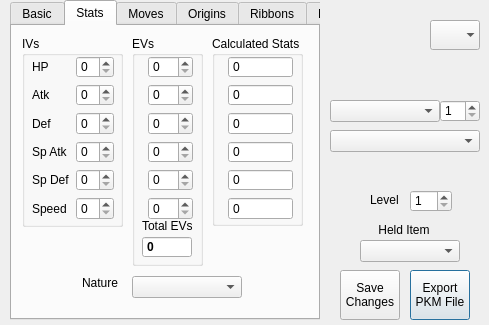
Qt form QT Projects/pkmviewer.ui (Annovae/PKMDS-G5) before a commit.
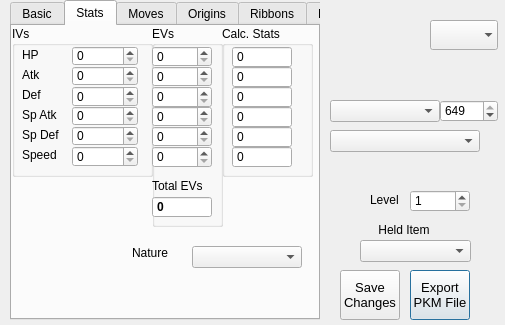
The same form after that commit. The open tabs and pages were chosen to show the change.

Diff of the .ui file:
```diff
--- a/QT Projects/pkmviewer.ui
+++ b/QT Projects/pkmviewer.ui
@@ -9,7 +9,7 @@
    <rect>
     <x>0</x>
     <y>0</y>
-    <width>489</width>
+    <width>505</width>
     <height>325</height>
    </rect>
   </property>
@@ -30,7 +30,7 @@
     <rect>
      <x>330</x>
      <y>0</y>
-     <width>150</width>
+     <width>171</width>
      <height>321</height>
     </rect>
    </property>
@@ -59,6 +59,11 @@
       <height>50</height>
      </rect>
     </property>
+    <property name="font">
+     <font>
+      <pointsize>10</pointsize>
+     </font>
+    </property>
     <property name="text">
      <string>Export
 PKM File</string>
@@ -69,7 +74,7 @@
      <rect>
       <x>30</x>
       <y>240</y>
-      <width>100</width>
+      <width>111</width>
       <height>22</height>
      </rect>
     </property>
@@ -104,7 +109,7 @@
      <rect>
       <x>80</x>
       <y>190</y>
-      <width>42</width>
+      <width>60</width>
       <height>22</height>
      </rect>
     </property>
@@ -124,6 +129,11 @@
       <height>50</height>
      </rect>
     </property>
+    <property name="font">
+     <font>
+      <pointsize>10</pointsize>
+     </font>
+    </property>
     <property name="text">
      <string>Save
 Changes</string>
@@ -163,7 +173,7 @@
      <rect>
       <x>110</x>
       <y>100</y>
-      <width>40</width>
+      <width>58</width>
       <height>22</height>
      </rect>
     </property>
@@ -173,6 +183,9 @@
     <property name="maximum">
      <number>649</number>
     </property>
+    <property name="value">
+     <number>649</number>
+    </property>
    </widget>
    <widget class="QGraphicsView" name="pbShiny">
     <property name="geometry">
@@ -429,7 +442,7 @@
      <rect>
       <x>100</x>
       <y>20</y>
-      <width>50</width>
+      <width>68</width>
       <height>30</height>
      </rect>
     </property>
@@ -463,6 +476,11 @@
      <height>320</height>
     </rect>
    </property>
+   <property name="font">
+    <font>
+     <pointsize>9</pointsize>
+    </font>
+   </property>
    <property name="tabPosition">
     <enum>QTabWidget::North</enum>
    </property>
@@ -877,190 +895,190 @@
     <widget class="QGroupBox" name="gbIVs">
      <property name="geometry">
       <rect>
-       <x>10</x>
-       <y>10</y>
-       <width>101</width>
-       <height>191</height>
+       <x>0</x>
+       <y>0</y>
+       <width>141</width>
+       <height>151</height>
       </rect>
      </property>
      <property name="title">
       <string>IVs</string>
      </property>
-     <widget class="QWidget" name="formLayoutWidget">
+     <widget class="QLabel" name="lblSpeedIV">
       <property name="geometry">
        <rect>
         <x>10</x>
+        <y>120</y>
+        <width>42</width>
+        <height>17</height>
+       </rect>
+      </property>
+      <property name="text">
+       <string>Speed</string>
+      </property>
+     </widget>
+     <widget class="QLabel" name="lblSpDefIV">
+      <property name="geometry">
+       <rect>
+        <x>10</x>
+        <y>100</y>
+        <width>46</width>
+        <height>17</height>
+       </rect>
+      </property>
+      <property name="text">
+       <string>Sp Def</string>
+      </property>
+     </widget>
+     <widget class="QLabel" name="lblAtkIV">
+      <property name="geometry">
+       <rect>
+        <x>10</x>
+        <y>40</y>
+        <width>25</width>
+        <height>17</height>
+       </rect>
+      </property>
+      <property name="text">
+       <string>Atk</string>
+      </property>
+     </widget>
+     <widget class="QLabel" name="lblSpAtkIV">
+      <property name="geometry">
+       <rect>
+        <x>10</x>
+        <y>80</y>
+        <width>45</width>
+        <height>17</height>
+       </rect>
+      </property>
+      <property name="text">
+       <string>Sp Atk</string>
+      </property>
+     </widget>
+     <widget class="QLabel" name="lblHPIV">
+      <property name="geometry">
+       <rect>
+        <x>10</x>
         <y>20</y>
-        <width>82</width>
-        <height>164</height>
+        <width>21</width>
+        <height>17</height>
        </rect>
       </property>
-      <layout class="QFormLayout" name="flIVs">
-       <property name="fieldGrowthPolicy">
-        <enum>QFormLayout::AllNonFixedFieldsGrow</enum>
-       </property>
-       <item row="0" column="0">
-        <widget class="QLabel" name="lblHPIV">
-         <property name="text">
-          <string>HP</string>
-         </property>
-        </widget>
-       </item>
-       <item row="0" column="1">
-        <widget class="QSpinBox" name="sbHPIV">
-         <property name="maximum">
-          <number>31</number>
-         </property>
-        </widget>
-       </item>
-       <item row="1" column="0">
-        <widget class="QLabel" name="lblAtkIV">
-         <property name="text">
-          <string>Atk</string>
-         </property>
-        </widget>
-       </item>
-       <item row="1" column="1">
-        <widget class="QSpinBox" name="sbAtkIV">
-         <property name="maximum">
-          <number>31</number>
-         </property>
-        </widget>
-       </item>
-       <item row="2" column="0">
-        <widget class="QLabel" name="lblDefIV">
-         <property name="text">
-          <string>Def</string>
-         </property>
-        </widget>
-       </item>
-       <item row="2" column="1">
-        <widget class="QSpinBox" name="sbDefIV">
-         <property name="maximum">
-          <number>31</number>
-         </property>
-        </widget>
-       </item>
-       <item row="3" column="0">
-        <widget class="QLabel" name="lblSpAtkIV">
-         <property name="text">
-          <string>Sp Atk</string>
-         </property>
-        </widget>
-       </item>
-       <item row="4" column="0">
-        <widget class="QLabel" name="lblSpDefIV">
-         <property name="text">
-          <string>Sp Def</string>
-         </property>
-        </widget>
-       </item>
-       <item row="5" column="0">
-        <widget class="QLabel" name="lblSpeedIV">
-         <property name="text">
-          <string>Speed</string>
-         </property>
-        </widget>
-       </item>
-       <item row="3" column="1">
-        <widget class="QSpinBox" name="sbSpAtkIV">
-         <property name="maximum">
-          <number>31</number>
-         </property>
-        </widget>
-       </item>
-       <item row="4" column="1">
-        <widget class="QSpinBox" name="sbSpDefIV">
-         <property name="maximum">
-          <number>31</number>
-         </property>
-        </widget>
-       </item>
-       <item row="5" column="1">
-        <widget class="QSpinBox" name="sbSpeedIV">
-         <property name="maximum">
-          <number>31</number>
-         </property>
-        </widget>
-       </item>
-      </layout>
+      <property name="text">
+       <string>HP</string>
+      </property>
+     </widget>
+     <widget class="QLabel" name="lblDefIV">
+      <property name="geometry">
+       <rect>
+        <x>10</x>
+        <y>60</y>
+        <width>26</width>
+        <height>17</height>
+       </rect>
+      </property>
+      <property name="text">
+       <string>Def</string>
+      </property>
+     </widget>
+     <widget class="QSpinBox" name="sbSpeedIV">
+      <property name="geometry">
+       <rect>
+        <x>60</x>
+        <y>120</y>
+        <width>66</width>
+        <height>21</height>
+       </rect>
+      </property>
+      <property name="maximum">
+       <number>31</number>
+      </property>
+     </widget>
+     <widget class="QSpinBox" name="sbAtkIV">
+      <property name="geometry">
+       <rect>
+        <x>60</x>
+        <y>40</y>
+        <width>66</width>
+        <height>20</height>
+       </rect>
+      </property>
+      <property name="maximum">
+       <number>31</number>
+      </property>
+     </widget>
+     <widget class="QSpinBox" name="sbSpAtkIV">
+      <property name="geometry">
+       <rect>
+        <x>60</x>
+        <y>80</y>
+        <width>66</width>
+        <height>20</height>
+       </rect>
+      </property>
+      <property name="maximum">
+       <number>31</number>
+      </property>
+     </widget>
+     <widget class="QSpinBox" name="sbDefIV">
+      <property name="geometry">
+       <rect>
+        <x>60</x>
+        <y>60</y>
+        <width>66</width>
+        <height>21</height>
+       </rect>
+      </property>
+      <property name="maximum">
+       <number>31</number>
+      </property>
+     </widget>
+     <widget class="QSpinBox" name="sbSpDefIV">
+      <property name="geometry">
+       <rect>
+        <x>60</x>
+        <y>100</y>
+        <width>66</width>
+        <height>20</height>
+       </rect>
+      </property>
+      <property name="maximum">
+       <number>31</number>
+      </property>
+     </widget>
+     <widget class="QSpinBox" name="sbHPIV">
+      <property name="geometry">
+       <rect>
+        <x>60</x>
+        <y>20</y>
+        <width>66</width>
+        <height>20</height>
+       </rect>
+      </property>
+      <property name="maximum">
+       <number>31</number>
+      </property>
      </widget>
     </widget>
     <widget class="QGroupBox" name="gbEVs">
      <property name="geometry">
       <rect>
-       <x>120</x>
-       <y>10</y>
+       <x>140</x>
+       <y>0</y>
        <width>71</width>
-       <height>230</height>
+       <height>201</height>
       </rect>
      </property>
      <property name="title">
       <string>EVs</string>
      </property>
-     <widget class="QWidget" name="formLayoutWidget_2">
-      <property name="geometry">
-       <rect>
-        <x>10</x>
-        <y>20</y>
-        <width>51</width>
-        <height>164</height>
-       </rect>
-      </property>
-      <layout class="QFormLayout" name="flEVs">
-       <property name="fieldGrowthPolicy">
-        <enum>QFormLayout::AllNonFixedFieldsGrow</enum>
-       </property>
-       <item row="0" column="1">
-        <widget class="QSpinBox" name="sbHPEV">
-         <property name="maximum">
-          <number>255</number>
-         </property>
-        </widget>
-       </item>
-       <item row="1" column="1">
-        <widget class="QSpinBox" name="sbAtkEV">
-         <property name="maximum">
-          <number>255</number>
-         </property>
-        </widget>
-       </item>
-       <item row="2" column="1">
-        <widget class="QSpinBox" name="sbDefEV">
-         <property name="maximum">
-          <number>255</number>
-         </property>
-        </widget>
-       </item>
-       <item row="3" column="1">
-        <widget class="QSpinBox" name="sbSpAtkEV">
-         <property name="maximum">
-          <number>255</number>
-         </property>
-        </widget>
-       </item>
-       <item row="4" column="1">
-        <widget class="QSpinBox" name="sbSpDefEV">
-         <property name="maximum">
-          <number>255</number>
-         </property>
-        </widget>
-       </item>
-       <item row="5" column="1">
-        <widget class="QSpinBox" name="sbSpeedEV">
-         <property name="maximum">
-          <number>255</number>
-         </property>
-        </widget>
-       </item>
-      </layout>
-     </widget>
      <widget class="QLabel" name="label">
       <property name="geometry">
        <rect>
-        <x>10</x>
-        <y>180</y>
-        <width>51</width>
+        <x>0</x>
+        <y>150</y>
+        <width>70</width>
         <height>20</height>
        </rect>
       </property>
@@ -1071,9 +1089,9 @@
      <widget class="QSpinBox" name="sbTotalEVs">
       <property name="geometry">
        <rect>
-        <x>10</x>
-        <y>200</y>
-        <width>50</width>
+        <x>0</x>
+        <y>170</y>
+        <width>60</width>
         <height>22</height>
        </rect>
       </property>
@@ -1093,118 +1111,217 @@
        <number>1530</number>
       </property>
      </widget>
+     <widget class="QSpinBox" name="sbSpeedEV">
+      <property name="geometry">
+       <rect>
+        <x>0</x>
+        <y>120</y>
+        <width>60</width>
+        <height>22</height>
+       </rect>
+      </property>
+      <property name="maximum">
+       <number>255</number>
+      </property>
+     </widget>
+     <widget class="QSpinBox" name="sbHPEV">
+      <property name="geometry">
+       <rect>
+        <x>0</x>
+        <y>20</y>
+        <width>60</width>
+        <height>21</height>
+       </rect>
+      </property>
+      <property name="maximum">
+       <number>255</number>
+      </property>
+     </widget>
+     <widget class="QSpinBox" name="sbDefEV">
+      <property name="geometry">
+       <rect>
+        <x>0</x>
+        <y>60</y>
+        <width>60</width>
+        <height>22</height>
+       </rect>
+      </property>
+      <property name="maximum">
+       <number>255</number>
+      </property>
+     </widget>
+     <widget class="QSpinBox" name="sbAtkEV">
+      <property name="geometry">
+       <rect>
+        <x>0</x>
+        <y>40</y>
+        <width>60</width>
+        <height>21</height>
+       </rect>
+      </property>
+      <property name="maximum">
+       <number>255</number>
+      </property>
+     </widget>
+     <widget class="QSpinBox" name="sbSpAtkEV">
+      <property name="geometry">
+       <rect>
+        <x>0</x>
+        <y>80</y>
+        <width>60</width>
+        <height>21</height>
+       </rect>
+      </property>
+      <property name="maximum">
+       <number>255</number>
+      </property>
+     </widget>
+     <widget class="QSpinBox" name="sbSpDefEV">
+      <property name="geometry">
+       <rect>
+        <x>0</x>
+        <y>100</y>
+        <width>60</width>
+        <height>21</height>
+       </rect>
+      </property>
+      <property name="maximum">
+       <number>255</number>
+      </property>
+     </widget>
     </widget>
     <widget class="QGroupBox" name="gbCalcStats">
      <property name="geometry">
       <rect>
-       <x>200</x>
-       <y>10</y>
+       <x>210</x>
+       <y>0</y>
        <width>91</width>
-       <height>190</height>
+       <height>151</height>
       </rect>
      </property>
      <property name="title">
-      <string>Calculated Stats</string>
+      <string>Calc. Stats</string>
      </property>
-     <widget class="QWidget" name="formLayoutWidget_3">
+     <widget class="QSpinBox" name="sbSpeed">
+      <property name="geometry">
+       <rect>
+        <x>10</x>
+        <y>120</y>
+        <width>60</width>
+        <height>22</height>
+       </rect>
+      </property>
+      <property name="readOnly">
+       <bool>true</bool>
+      </property>
+      <property name="buttonSymbols">
+       <enum>QAbstractSpinBox::NoButtons</enum>
+      </property>
+      <property name="maximum">
+       <number>999</number>
+      </property>
+     </widget>
+     <widget class="QSpinBox" name="sbSpDef">
+      <property name="geometry">
+       <rect>
+        <x>10</x>
+        <y>100</y>
+        <width>60</width>
+        <height>22</height>
+       </rect>
+      </property>
+      <property name="readOnly">
+       <bool>true</bool>
+      </property>
+      <property name="buttonSymbols">
+       <enum>QAbstractSpinBox::NoButtons</enum>
+      </property>
+      <property name="maximum">
+       <number>999</number>
+      </property>
+     </widget>
+     <widget class="QSpinBox" name="sbSpAtk">
+      <property name="geometry">
+       <rect>
+        <x>10</x>
+        <y>80</y>
+        <width>60</width>
+        <height>22</height>
+       </rect>
+      </property>
+      <property name="readOnly">
+       <bool>true</bool>
+      </property>
+      <property name="buttonSymbols">
+       <enum>QAbstractSpinBox::NoButtons</enum>
+      </property>
+      <property name="maximum">
+       <number>999</number>
+      </property>
+     </widget>
+     <widget class="QSpinBox" name="sbDef">
+      <property name="geometry">
+       <rect>
+        <x>10</x>
+        <y>60</y>
+        <width>60</width>
+        <height>22</height>
+       </rect>
+      </property>
+      <property name="readOnly">
+       <bool>true</bool>
+      </property>
+      <property name="buttonSymbols">
+       <enum>QAbstractSpinBox::NoButtons</enum>
+      </property>
+      <property name="maximum">
+       <number>999</number>
+      </property>
+     </widget>
+     <widget class="QSpinBox" name="sbAtk">
+      <property name="geometry">
+       <rect>
+        <x>10</x>
+        <y>40</y>
+        <width>60</width>
+        <height>22</height>
+       </rect>
+      </property>
+      <property name="readOnly">
+       <bool>true</bool>
+      </property>
+      <property name="buttonSymbols">
+       <enum>QAbstractSpinBox::NoButtons</enum>
+      </property>
+      <property name="maximum">
+       <number>999</number>
+      </property>
+     </widget>
+     <widget class="QSpinBox" name="sbHP">
       <property name="geometry">
        <rect>
         <x>10</x>
         <y>20</y>
-        <width>71</width>
-        <height>164</height>
+        <width>60</width>
+        <height>22</height>
        </rect>
       </property>
-      <layout class="QFormLayout" name="flCalcStats">
-       <property name="fieldGrowthPolicy">
-        <enum>QFormLayout::AllNonFixedFieldsGrow</enum>
-       </property>
-       <item row="0" column="1">
-        <widget class="QSpinBox" name="sbHP">
-         <property name="readOnly">
-          <bool>true</bool>
-         </property>
-         <property name="buttonSymbols">
-          <enum>QAbstractSpinBox::NoButtons</enum>
-         </property>
-         <property name="maximum">
-          <number>999</number>
-         </property>
-        </widget>
-       </item>
-       <item row="1" column="1">
-        <widget class="QSpinBox" name="sbAtk">
-         <property name="readOnly">
-          <bool>true</bool>
-         </property>
-         <property name="buttonSymbols">
-          <enum>QAbstractSpinBox::NoButtons</enum>
-         </property>
-         <property name="maximum">
-          <number>999</number>
-         </property>
-        </widget>
-       </item>
-       <item row="2" column="1">
-        <widget class="QSpinBox" name="sbDef">
-         <property name="readOnly">
-          <bool>true</bool>
-         </property>
-         <property name="buttonSymbols">
-          <enum>QAbstractSpinBox::NoButtons</enum>
-         </property>
-         <property name="maximum">
-          <number>999</number>
-         </property>
-        </widget>
-       </item>
-       <item row="3" column="1">
-        <widget class="QSpinBox" name="sbSpAtk">
-         <property name="readOnly">
-          <bool>true</bool>
-         </property>
-         <property name="buttonSymbols">
-          <enum>QAbstractSpinBox::NoButtons</enum>
-         </property>
-         <property name="maximum">
-          <number>999</number>
-         </property>
-        </widget>
-       </item>
-       <item row="4" column="1">
-        <widget class="QSpinBox" name="sbSpDef">
-         <property name="readOnly">
-          <bool>true</bool>
-         </property>
-         <property name="buttonSymbols">
-          <enum>QAbstractSpinBox::NoButtons</enum>
-         </property>
-         <property name="maximum">
-          <number>999</number>
-         </property>
-        </widget>
-       </item>
-       <item row="5" column="1">
-        <widget class="QSpinBox" name="sbSpeed">
-         <property name="readOnly">
-          <bool>true</bool>
-         </property>
-         <property name="buttonSymbols">
-          <enum>QAbstractSpinBox::NoButtons</enum>
-         </property>
-         <property name="maximum">
-          <number>999</number>
-         </property>
-        </widget>
-       </item>
-      </layout>
+      <property name="readOnly">
+       <bool>true</bool>
+      </property>
+      <property name="buttonSymbols">
+       <enum>QAbstractSpinBox::NoButtons</enum>
+      </property>
+      <property name="maximum">
+       <number>999</number>
+      </property>
      </widget>
     </widget>
     <widget class="QComboBox" name="cbNatures">
      <property name="geometry">
       <rect>
-       <x>120</x>
-       <y>250</y>
+       <x>180</x>
+       <y>220</y>
        <width>110</width>
        <height>22</height>
       </rect>
@@ -1213,9 +1330,9 @@
     <widget class="QLabel" name="lblNature">
      <property name="geometry">
       <rect>
-       <x>70</x>
-       <y>250</y>
-       <width>40</width>
+       <x>120</x>
+       <y>220</y>
+       <width>50</width>
        <height>13</height>
       </rect>
      </property>
@@ -1229,7 +1346,7 @@
        <x>10</x>
        <y>210</y>
        <width>100</width>
-       <height>30</height>
+       <height>60</height>
       </rect>
      </property>
      <property name="frameShape">
```
Left out of the diff: 357 changed lines with no effect on the pictures.
